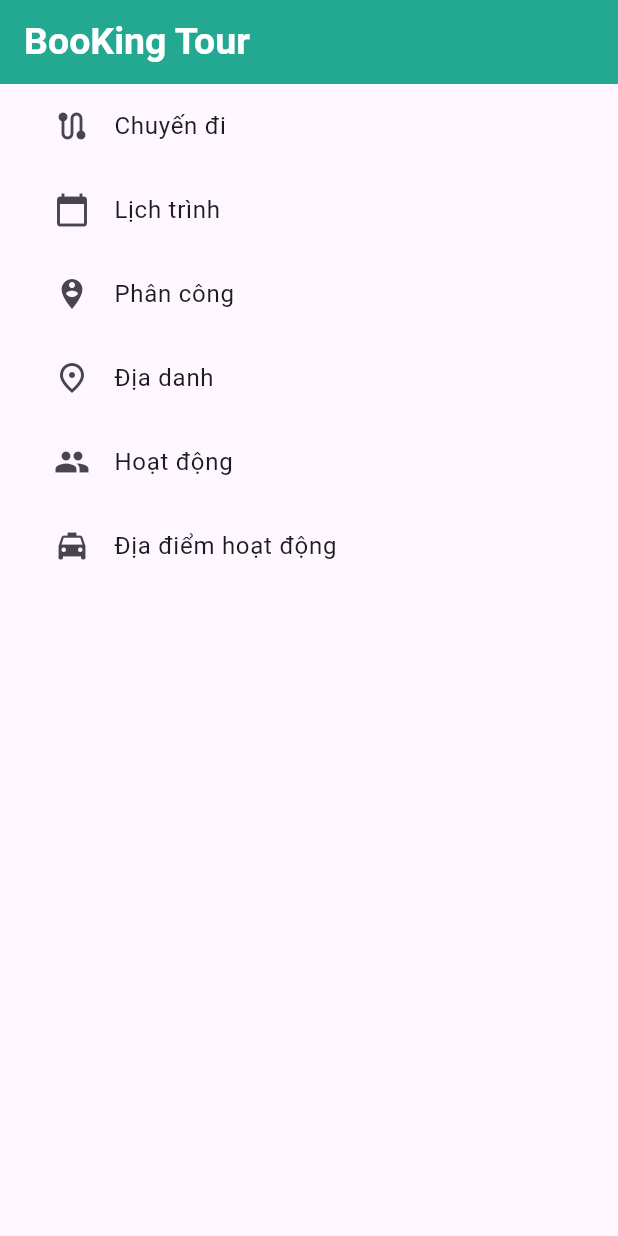
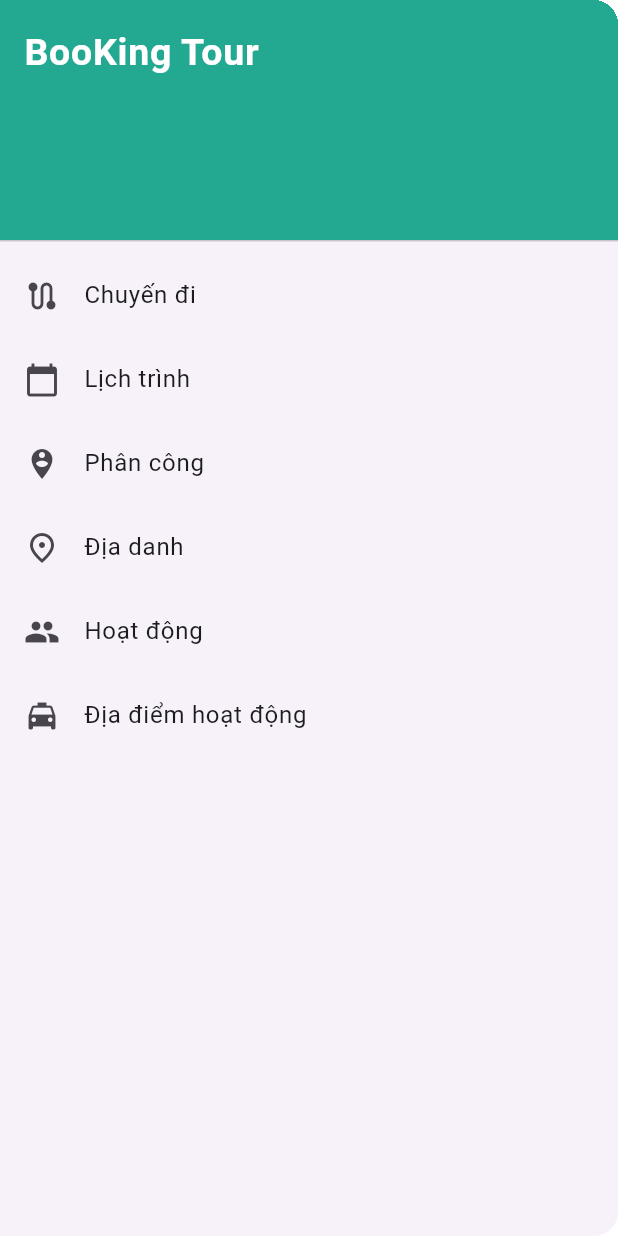
Before and after one commit to nppnam05/booking_tour_flutter, a Flutter app: the MenuScreen screen opened by its route, on a phone screen of 412 x 824 dp. Run offline on Flutter 3.47's test engine with Material 3 defaults, Android fonts, the phone set to English and light mode, and no system bars; our stand-ins replace cloud_firestore, dartz, dio, firebase_core, flutter_bloc, get_it and 3 more; missing offline and left inert: awesome_dio_interceptor, dart:ffi; accounts and stored records are empty; generated files the repository leaves out were written again.

Commit message:
drawer emnu

```diff
--- a/lib/presentation/tour_manager/menu_tour_manager/menu_screen.dart
+++ b/lib/presentation/tour_manager/menu_tour_manager/menu_screen.dart
@@ -6,17 +6,12 @@ class MenuScreen extends StatelessWidget {
 
   @override
   Widget build(BuildContext context) {
-    return Scaffold(
-      appBar: AppBar(
-        automaticallyImplyLeading: false,
-        title: const Text('BooKing Tour', style: TextStyle(color: Colors.white, fontWeight: FontWeight.bold, fontSize: 25),),
-        backgroundColor: const Color(0xFF23A892),
-      ),
-      body: Padding(padding: EdgeInsets.symmetric(horizontal: 20),
-        child: ListView(
-        children: <Widget> [
-          // Menu chuyển màn hình Tour Manager
-          ListTile(onTap: () => { Navigator.push(context, MaterialPageRoute(builder: (context) => TourManagerScreen())) }, leading: Icon(Icons.route),title: Text("Chuyến đi"),),
+    return Drawer(
+      child: ListView(
+        children:<Widget>[
+          DrawerHeader(decoration: BoxDecoration(color: Color(0xFF23A892)),
+          child: Text('BooKing Tour', style: TextStyle(color: Colors.white, fontWeight: FontWeight.bold, fontSize: 25),)),
+          ListTile(onTap: () => { print("haha") }, leading: Icon(Icons.route),title: Text("Chuyến đi"),),
           ListTile(onTap: () => { print("haha")}, leading: Icon(Icons.calendar_today),title: Text("Lịch trình"),),
           ListTile(onTap: () => { print("hehe")}, leading: Icon(Icons.person_pin_circle),title: Text("Phân công"),),
           ListTile(onTap: () => { print("Hello")}, leading: Icon(Icons.place_outlined),title: Text("Địa danh"),),
@@ -24,7 +19,6 @@ class MenuScreen extends StatelessWidget {
           ListTile(onTap: () => { print("Hello")}, leading: Icon(Icons.local_taxi),title: Text("Địa điểm hoạt động"),),
         ],
       ),
-      )
-    );
+      );
   }
 }
--- a/lib/presentation/tour_manager/quanlychuyendi/tour_manager_screen.dart
+++ b/lib/presentation/tour_manager/quanlychuyendi/tour_manager_screen.dart
@@ -8,13 +8,10 @@ class  TourManagerScreen extends StatelessWidget{
   Widget build(BuildContext context) {
     return Scaffold(
       appBar: AppBar(
-        leading: InkWell(
-              onTap: () => { Navigator.push(context, MaterialPageRoute(builder: (context) => MenuScreen()))},
-              child: Icon(Icons.menu),
-            ),
         title: Text("Quản lý chuyến đi", style: TextStyle(color: Colors.white, fontWeight: FontWeight.bold),),
         backgroundColor: const Color(0xFF23A892),
       ),
+      drawer: const MenuScreen(),
       body: Text("aa"),
     );
   }
```
